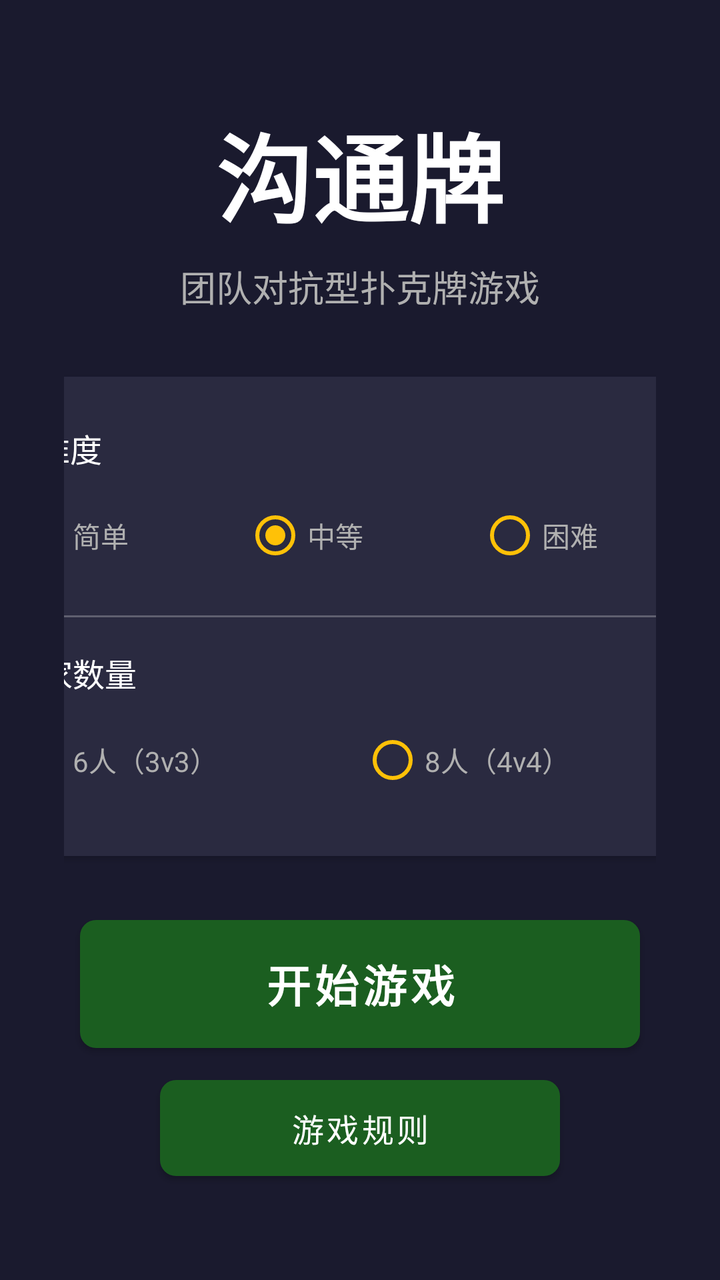
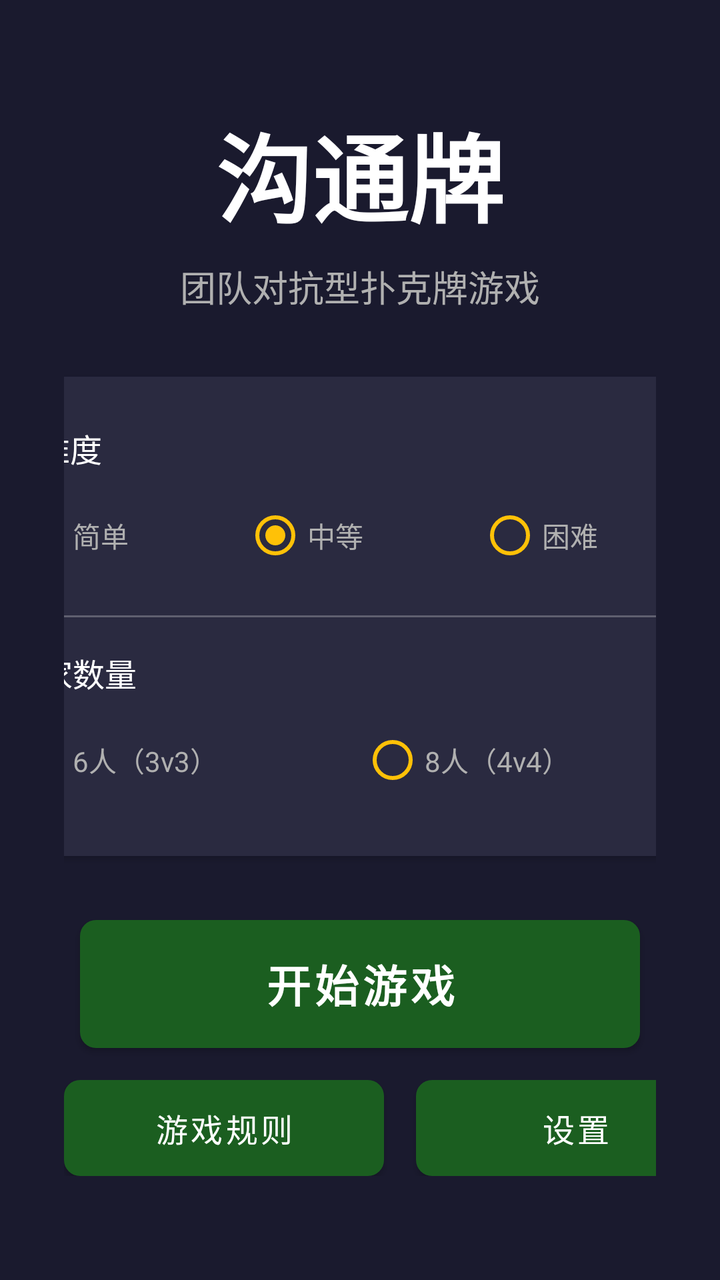

An Android layout rendered at two revisions. The XML below is the earlier revision; the diff shows what the commit changed to produce the second picture.
<!-- AndroidManifest.xml: application theme Theme.CommunicationCard -->
<!-- res/layout/activity_main.xml -->
<?xml version="1.0" encoding="utf-8"?>
<androidx.constraintlayout.widget.ConstraintLayout
    xmlns:android="http://schemas.android.com/apk/res/android"
    xmlns:app="http://schemas.android.com/apk/res-auto"
    xmlns:tools="http://schemas.android.com/tools"
    android:layout_width="match_parent"
    android:layout_height="match_parent"
    android:background="@color/background_dark"
    android:padding="32dp"
    tools:context=".ui.MainActivity">

    
    <TextView
        android:id="@+id/tvTitle"
        android:layout_width="wrap_content"
        android:layout_height="wrap_content"
        android:text="@string/title_main"
        android:textColor="@color/text_primary"
        android:textSize="48sp"
        android:textStyle="bold"
        app:layout_constraintBottom_toTopOf="@id/tvSubtitle"
        app:layout_constraintEnd_toEndOf="parent"
        app:layout_constraintStart_toStartOf="parent"
        app:layout_constraintTop_toTopOf="parent"
        app:layout_constraintVertical_chainStyle="packed" />

    <TextView
        android:id="@+id/tvSubtitle"
        android:layout_width="wrap_content"
        android:layout_height="wrap_content"
        android:layout_marginTop="8dp"
        android:text="@string/subtitle"
        android:textColor="@color/text_secondary"
        android:textSize="18sp"
        app:layout_constraintBottom_toTopOf="@id/settingsCard"
        app:layout_constraintEnd_toEndOf="parent"
        app:layout_constraintStart_toStartOf="parent"
        app:layout_constraintTop_toBottomOf="@id/tvTitle" />

    
    <androidx.cardview.widget.CardView
        android:id="@+id/settingsCard"
        android:layout_width="400dp"
        android:layout_height="wrap_content"
        android:layout_marginTop="32dp"
        app:cardBackgroundColor="#2A2A40"
        app:cardCornerRadius="16dp"
        app:layout_constraintBottom_toTopOf="@id/btnStartGame"
        app:layout_constraintEnd_toEndOf="parent"
        app:layout_constraintStart_toStartOf="parent"
        app:layout_constraintTop_toBottomOf="@id/tvSubtitle">

        <LinearLayout
            android:layout_width="match_parent"
            android:layout_height="wrap_content"
            android:orientation="vertical"
            android:padding="24dp">

            
            <TextView
                android:layout_width="wrap_content"
                android:layout_height="wrap_content"
                android:text="@string/difficulty"
                android:textColor="@color/text_primary"
                android:textSize="16sp" />

            <RadioGroup
                android:id="@+id/rgDifficulty"
                android:layout_width="match_parent"
                android:layout_height="wrap_content"
                android:layout_marginTop="8dp"
                android:orientation="horizontal">

                <RadioButton
                    android:id="@+id/rbEasy"
                    android:layout_width="0dp"
                    android:layout_height="wrap_content"
                    android:layout_weight="1"
                    android:buttonTint="@color/accent"
                    android:text="@string/difficulty_easy"
                    android:textColor="@color/text_secondary" />

                <RadioButton
                    android:id="@+id/rbMedium"
                    android:layout_width="0dp"
                    android:layout_height="wrap_content"
                    android:layout_weight="1"
                    android:buttonTint="@color/accent"
                    android:checked="true"
                    android:text="@string/difficulty_medium"
                    android:textColor="@color/text_secondary" />

                <RadioButton
                    android:id="@+id/rbHard"
                    android:layout_width="0dp"
                    android:layout_height="wrap_content"
                    android:layout_weight="1"
                    android:buttonTint="@color/accent"
                    android:text="@string/difficulty_hard"
                    android:textColor="@color/text_secondary" />

            </RadioGroup>

            <View
                android:layout_width="match_parent"
                android:layout_height="1dp"
                android:layout_marginVertical="16dp"
                android:background="#40FFFFFF" />

            
            <TextView
                android:layout_width="wrap_content"
                android:layout_height="wrap_content"
                android:text="@string/player_count"
                android:textColor="@color/text_primary"
                android:textSize="16sp" />

            <RadioGroup
                android:id="@+id/rgPlayerCount"
                android:layout_width="match_parent"
                android:layout_height="wrap_content"
                android:layout_marginTop="8dp"
                android:orientation="horizontal">

                <RadioButton
                    android:id="@+id/rb6Players"
                    android:layout_width="0dp"
                    android:layout_height="wrap_content"
                    android:layout_weight="1"
                    android:buttonTint="@color/accent"
                    android:checked="true"
                    android:text="@string/players_6"
                    android:textColor="@color/text_secondary" />

                <RadioButton
                    android:id="@+id/rb8Players"
                    android:layout_width="0dp"
                    android:layout_height="wrap_content"
                    android:layout_weight="1"
                    android:buttonTint="@color/accent"
                    android:text="@string/players_8"
                    android:textColor="@color/text_secondary" />

            </RadioGroup>

        </LinearLayout>

    </androidx.cardview.widget.CardView>

    
    <Button
        android:id="@+id/btnStartGame"
        android:layout_width="280dp"
        android:layout_height="64dp"
        android:layout_marginTop="32dp"
        android:background="@drawable/button_primary"
        android:text="@string/btn_start_game"
        android:textColor="@color/text_primary"
        android:textSize="22sp"
        android:textStyle="bold"
        app:layout_constraintBottom_toTopOf="@id/btnRules"
        app:layout_constraintEnd_toEndOf="parent"
        app:layout_constraintStart_toStartOf="parent"
        app:layout_constraintTop_toBottomOf="@id/settingsCard" />

    
    <Button
        android:id="@+id/btnRules"
        android:layout_width="200dp"
        android:layout_height="48dp"
        android:layout_marginTop="16dp"
        android:background="@drawable/button_secondary"
        android:text="@string/btn_rules"
        android:textColor="@color/text_primary"
        android:textSize="16sp"
        app:layout_constraintBottom_toBottomOf="parent"
        app:layout_constraintEnd_toEndOf="parent"
        app:layout_constraintStart_toStartOf="parent"
        app:layout_constraintTop_toBottomOf="@id/btnStartGame" />

</androidx.constraintlayout.widget.ConstraintLayout>
<!-- resources referenced by this layout -->
<resources>
  <color name="accent">#FFC107</color>
  <color name="background_dark">#1A1A2E</color>
  <color name="text_primary">#FFFFFF</color>
  <color name="text_secondary">#B0B0B0</color>
  <!-- drawable button_primary (drawable) -->
  <?xml version="1.0" encoding="utf-8"?>
  <selector xmlns:android="http://schemas.android.com/apk/res/android">
      <item android:state_enabled="false">
          <shape android:shape="rectangle">
              <solid android:color="@color/button_disabled" />
              <corners android:radius="8dp" />
          </shape>
      </item>
      <item android:state_pressed="true">
          <shape android:shape="rectangle">
              <solid android:color="@color/primary_dark" />
              <corners android:radius="8dp" />
          </shape>
      </item>
      <item>
          <shape android:shape="rectangle">
              <solid android:color="@color/primary" />
              <corners android:radius="8dp" />
          </shape>
      </item>
  </selector>
  <!-- drawable button_secondary (drawable) -->
  <?xml version="1.0" encoding="utf-8"?>
  <selector xmlns:android="http://schemas.android.com/apk/res/android">
      <item android:state_enabled="false">
          <shape android:shape="rectangle">
              <solid android:color="@color/button_disabled" />
              <corners android:radius="8dp" />
          </shape>
      </item>
      <item android:state_pressed="true">
          <shape android:shape="rectangle">
              <solid android:color="#555555" />
              <corners android:radius="8dp" />
          </shape>
      </item>
      <item>
          <shape android:shape="rectangle">
              <solid android:color="@color/button_pass" />
              <corners android:radius="8dp" />
          </shape>
      </item>
  </selector>
  <string name="btn_rules">游戏规则</string>
  <string name="btn_start_game">开始游戏</string>
  <string name="difficulty">AI难度</string>
  <string name="difficulty_easy">简单</string>
  <string name="difficulty_hard">困难</string>
  <string name="difficulty_medium">中等</string>
  <string name="player_count">玩家数量</string>
  <string name="players_6">6人（3v3）</string>
  <string name="players_8">8人（4v4）</string>
  <string name="subtitle">团队对抗型扑克牌游戏</string>
  <string name="title_main">沟通牌</string>
  <style name="Theme.CommunicationCard" parent="Theme.MaterialComponents.DayNight.NoActionBar">
          <item name="colorPrimary">@color/primary</item>
          <item name="colorPrimaryDark">@color/primary_dark</item>
          <item name="colorAccent">@color/accent</item>
          <item name="android:windowBackground">@color/background_dark</item>
          <item name="android:statusBarColor">@color/primary_dark</item>
          <item name="android:navigationBarColor">@color/background_dark</item>
      </style>
  <color name="button_disabled">#424242</color>
  <color name="primary_dark">#0D3D12</color>
  <color name="primary">#1B5E20</color>
  <color name="button_pass">#757575</color>
</resources>

<!-- the commit's change to res/layout/activity_main.xml (unified diff, before → after) -->
@@ -158,24 +158,44 @@
         android:textColor="@color/text_primary"
         android:textSize="22sp"
         android:textStyle="bold"
-        app:layout_constraintBottom_toTopOf="@id/btnRules"
+        app:layout_constraintBottom_toTopOf="@id/bottomButtons"
         app:layout_constraintEnd_toEndOf="parent"
         app:layout_constraintStart_toStartOf="parent"
         app:layout_constraintTop_toBottomOf="@id/settingsCard" />
 
     
-    <Button
-        android:id="@+id/btnRules"
-        android:layout_width="200dp"
-        android:layout_height="48dp"
+    <LinearLayout
+        android:id="@+id/bottomButtons"
+        android:layout_width="wrap_content"
+        android:layout_height="wrap_content"
         android:layout_marginTop="16dp"
-        android:background="@drawable/button_secondary"
-        android:text="@string/btn_rules"
-        android:textColor="@color/text_primary"
-        android:textSize="16sp"
+        android:orientation="horizontal"
         app:layout_constraintBottom_toBottomOf="parent"
         app:layout_constraintEnd_toEndOf="parent"
         app:layout_constraintStart_toStartOf="parent"
-        app:layout_constraintTop_toBottomOf="@id/btnStartGame" />
+        app:layout_constraintTop_toBottomOf="@id/btnStartGame">
+
+        
+        <Button
+            android:id="@+id/btnRules"
+            android:layout_width="160dp"
+            android:layout_height="48dp"
+            android:layout_marginEnd="16dp"
+            android:background="@drawable/button_secondary"
+            android:text="@string/btn_rules"
+            android:textColor="@color/text_primary"
+            android:textSize="16sp" />
+
+        
+        <Button
+            android:id="@+id/btnSettings"
+            android:layout_width="160dp"
+            android:layout_height="48dp"
+            android:background="@drawable/button_secondary"
+            android:text="设置"
+            android:textColor="@color/text_primary"
+            android:textSize="16sp" />
+
+    </LinearLayout>
 
 </androidx.constraintlayout.widget.ConstraintLayout>
